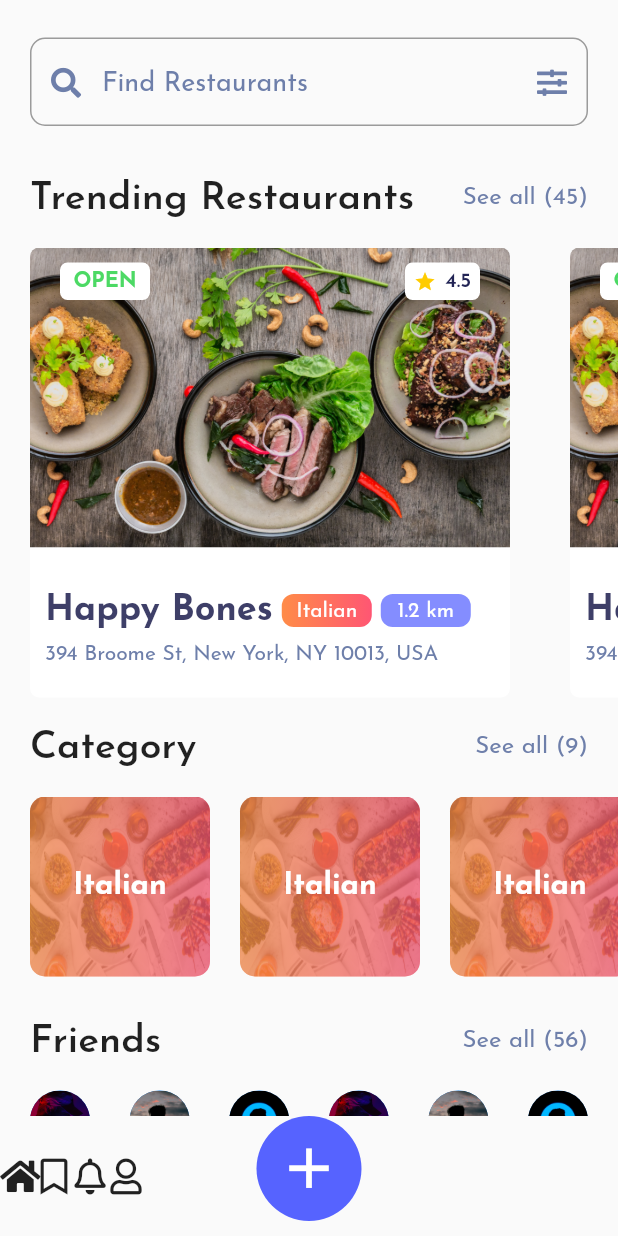
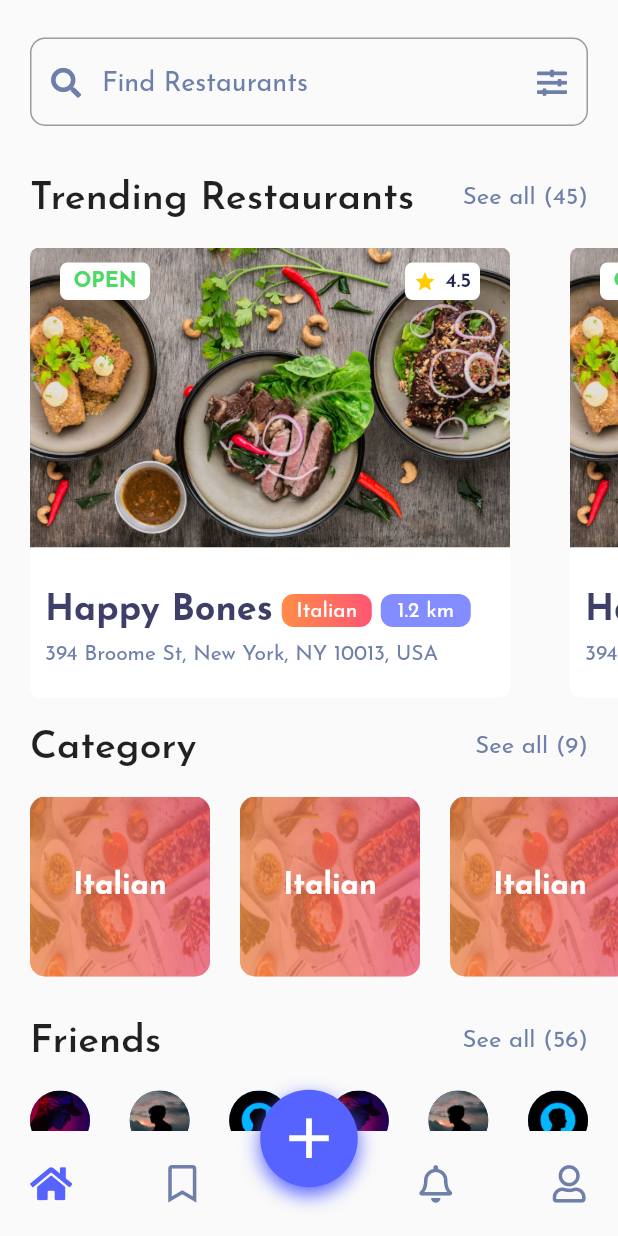
Before and after one commit to arnoldasjan/restaurant_yt, a Flutter app: the screen it shows after launch, on a phone screen of 412 x 824 dp. Run offline on Flutter 3.47's test engine with Material 2 defaults, Android fonts, the phone set to English and light mode, and no system bars; our stand-ins replace font_awesome_flutter.

Commit message:
added bottom navigation bar

```diff
--- a/lib/homepage.dart
+++ b/lib/homepage.dart
@@ -439,31 +439,71 @@ class _BottomNavBarState extends State<BottomNavBar> {
   @override
   Widget build(BuildContext context) {
     return Container(
-      height: 80.0,
+      height: 70.0,
       child: Stack(
-        fit: StackFit.expand,
         children: <Widget>[
           Container(
-            height: 80.0,
-            child: Row(
-              children: <Widget>[
-                Icon(FontAwesomeIcons.home),
-                Icon(FontAwesomeIcons.bookmark),
-                Icon(FontAwesomeIcons.bell),
-                Icon(FontAwesomeIcons.user),
-              ],
+            decoration: BoxDecoration(
+              borderRadius: BorderRadius.circular(20.0),
+            ),
+            height: 70.0,
+            child: Padding(
+              padding: const EdgeInsets.only(left: 20.0, right: 20.0),
+              child: Row(
+                mainAxisAlignment: MainAxisAlignment.spaceBetween,
+                children: <Widget>[
+                  Icon(
+                    FontAwesomeIcons.home,
+                    size: 25.0,
+                    color: Color(0xFF5663FF),
+                  ),
+                  Padding(
+                    padding: const EdgeInsets.only(right: 80.0),
+                    child: Icon(
+                      FontAwesomeIcons.bookmark,
+                      size: 25.0,
+                      color: Color(0xFF6E7FAA),
+                    ),
+                  ),
+                  Icon(
+                    FontAwesomeIcons.bell,
+                    size: 25.0,
+                    color: Color(0xFF6E7FAA),
+                  ),
+                  Icon(
+                    FontAwesomeIcons.user,
+                    size: 25.0,
+                    color: Color(0xFF6E7FAA),
+                  ),
+                ],
+              ),
             ),
           ),
           Align(
-            alignment: FractionalOffset.topCenter,
+            alignment: Alignment(0, -12.0),
             child: Container(
-              height: 70.0,
-              width: 70.0,
+              height: 65.0,
+              width: 65.0,
               decoration: BoxDecoration(
-                shape: BoxShape.circle,
-                color: Color(0xFF5663FF),
+                  shape: BoxShape.circle,
+                  color: Color(0xFF5663FF),
+                  boxShadow: [
+                    BoxShadow(
+                        color: Color(0xFF5663FF),
+                        blurRadius: 10.0,
+                        offset: Offset(
+                          0,
+                          5.0,
+                        ))
+                  ]),
+              child: IconButton(
+                icon: Icon(
+                  Icons.add,
+                  color: Colors.white,
+                  size: 45.0,
+                ),
+                onPressed: (){},
               ),
-              child: Icon(Icons.add, color: Colors.white, size: 45.0,),
             ),
           ),
         ],
```
